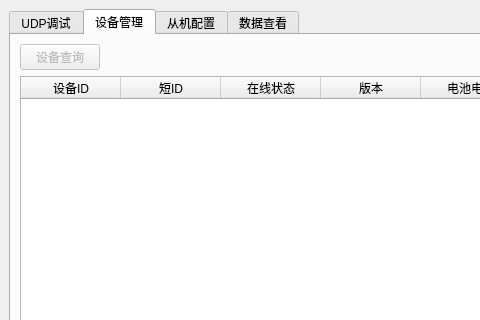
ylongwang2782/wht-factory-tool, file mainwindow.ui: the form before one commit; both pictures show x 0 to 480 and y 0 to 320 of the 800 by 600 pixel window.
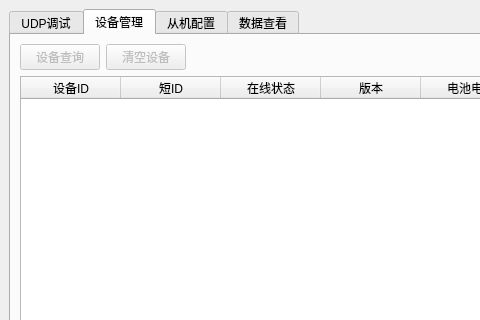
The form after the commit. The open tabs and pages were chosen to show the change.

Commit message: feat: 新增设备清除按钮

What changed in the file:
```diff
--- a/mainwindow.ui
+++ b/mainwindow.ui
@@ -205,6 +205,16 @@
             </property>
            </widget>
           </item>
+          <item>
+            <widget class="QPushButton" name="pushButtonClearDevices">
+             <property name="text">
+              <string>清空设备</string>
+             </property>
+             <property name="enabled">
+              <bool>false</bool>
+             </property>
+            </widget>
+           </item>
           <item>
            <spacer name="horizontalSpacer_device">
             <property name="orientation">
```
The commit also changes 3 other files.
